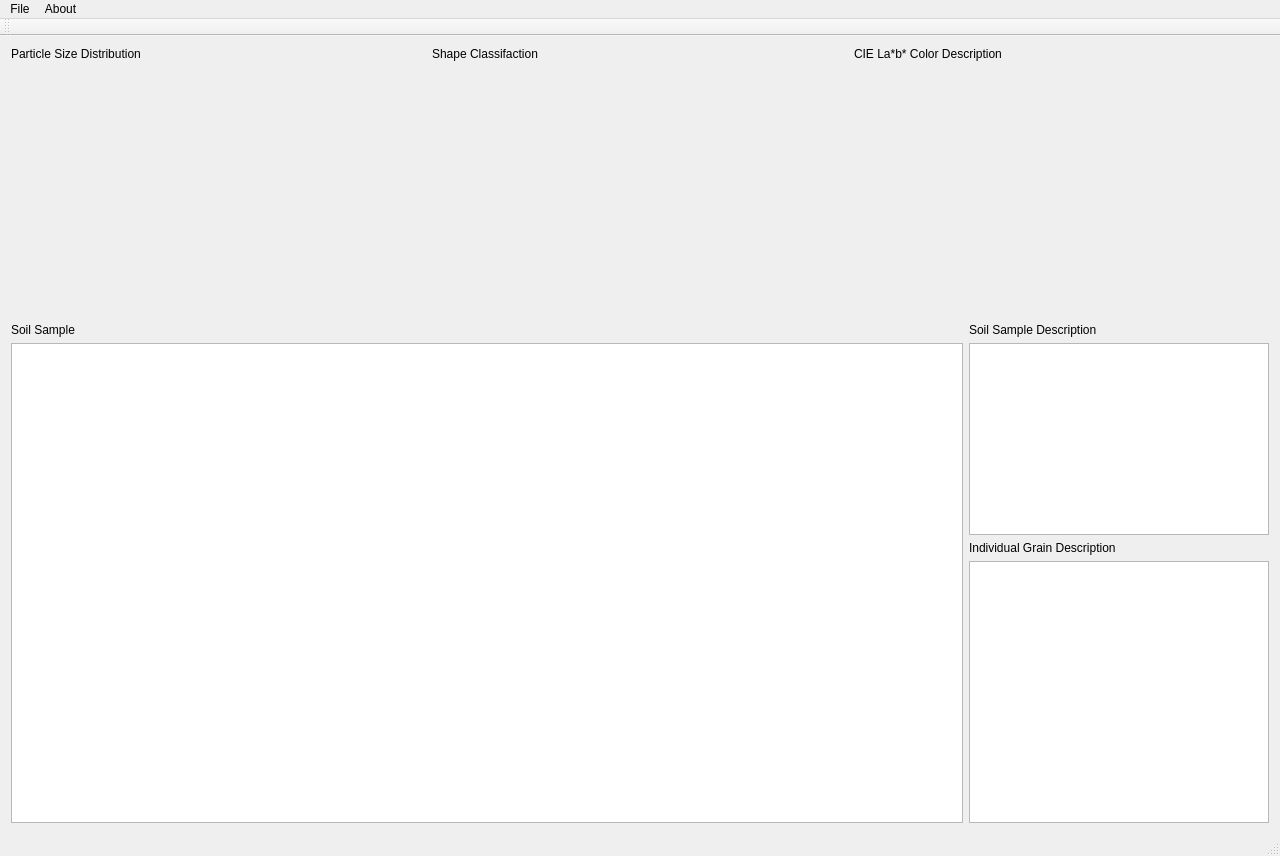
Before: the Qt Designer form src/VisionSoilAnalyzer/VSAGUI/vsagui.ui in jellespijker/VisionSoilAnalyzer, drawn with Qt 5.
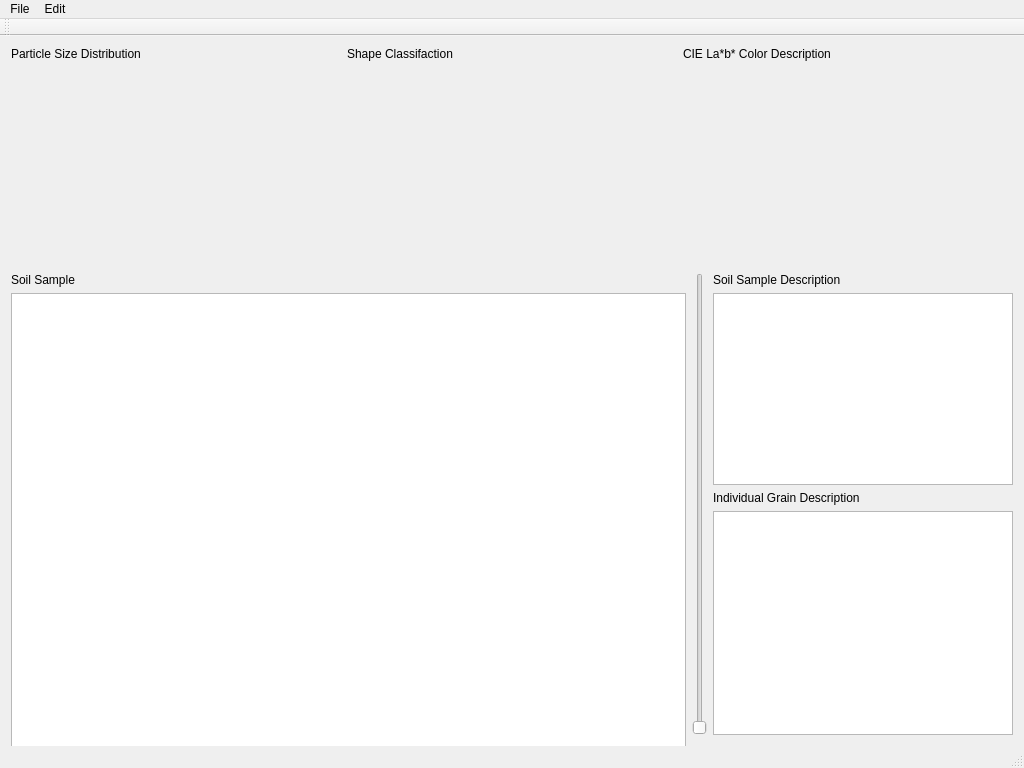
After: the same form once the commit is applied. Icons and pictures are not drawn. Custom widgets are drawn as their Qt base class.

Commit message: opencv 2 QT functions startup for RGB 	renamed:    src/VisionSoilAnalyzer/VSAGUI/Resources/IHClogo.png -> src/VisionSoilAnalyzer/VSAGUI/IHClogo.png 	deleted:    src/VisionSoilAnalyzer/VSAGUI/Resources/VSA.qrc 	new file:   src/VisionSoilAnalyzer/VSAGUI/SoilSample1.png 	new file:   src/VisionSoilAnalyzer/VSAGUI/VSA.qrc 	modified:   src/VisionSoilAnalyzer/VSAGUI/VSAGUI.pro 	new file:   src/VisionSoilAnalyzer/VSAGUI/opencvqt.h 	modified:   src/VisionSoilAnalyzer/VSAGUI/vsagui.cpp 	modified:   src/VisionSoilAnalyzer/VSAGUI/vsagui.h 	modified:   src/VisionSoilAnalyzer/VSAGUI/vsagui.ui

The edit to the form file:
```diff
--- a/src/VisionSoilAnalyzer/VSAGUI/vsagui.ui
+++ b/src/VisionSoilAnalyzer/VSAGUI/vsagui.ui
@@ -6,10 +6,16 @@
    <rect>
     <x>0</x>
     <y>0</y>
-    <width>1280</width>
-    <height>720</height>
+    <width>1024</width>
+    <height>768</height>
    </rect>
   </property>
+  <property name="minimumSize">
+   <size>
+    <width>1024</width>
+    <height>768</height>
+   </size>
+  </property>
   <property name="windowTitle">
    <string>Vision Soil Analyzer</string>
   </property>
@@ -30,28 +36,12 @@
           </property>
          </widget>
         </item>
-        <item>
-         <spacer name="verticalSpacer_3">
-          <property name="orientation">
-           <enum>Qt::Vertical</enum>
-          </property>
-          <property name="sizeType">
-           <enum>QSizePolicy::Minimum</enum>
-          </property>
-          <property name="sizeHint" stdset="0">
-           <size>
-            <width>10</width>
-            <height>10</height>
-           </size>
-          </property>
-         </spacer>
-        </item>
         <item>
          <widget class="QCustomPlot" name="plot_psd" native="true">
           <property name="minimumSize">
            <size>
-            <width>240</width>
-            <height>240</height>
+            <width>200</width>
+            <height>200</height>
            </size>
           </property>
          </widget>
@@ -67,28 +57,12 @@
           </property>
          </widget>
         </item>
-        <item>
-         <spacer name="verticalSpacer">
-          <property name="orientation">
-           <enum>Qt::Vertical</enum>
-          </property>
-          <property name="sizeType">
-           <enum>QSizePolicy::Minimum</enum>
-          </property>
-          <property name="sizeHint" stdset="0">
-           <size>
-            <width>20</width>
-            <height>10</height>
-           </size>
-          </property>
-         </spacer>
-        </item>
         <item>
          <widget class="QCustomPlot" name="plot_shape" native="true">
           <property name="minimumSize">
            <size>
-            <width>240</width>
-            <height>240</height>
+            <width>200</width>
+            <height>200</height>
            </size>
           </property>
          </widget>
@@ -104,28 +78,12 @@
           </property>
          </widget>
         </item>
-        <item>
-         <spacer name="verticalSpacer_2">
-          <property name="orientation">
-           <enum>Qt::Vertical</enum>
-          </property>
-          <property name="sizeType">
-           <enum>QSizePolicy::Minimum</enum>
-          </property>
-          <property name="sizeHint" stdset="0">
-           <size>
-            <width>10</width>
-            <height>10</height>
-           </size>
-          </property>
-         </spacer>
-        </item>
         <item>
          <widget class="QCustomPlot" name="plot_lab" native="true">
           <property name="minimumSize">
            <size>
-            <width>240</width>
-            <height>240</height>
+            <width>200</width>
+            <height>200</height>
            </size>
           </property>
          </widget>
@@ -159,6 +117,13 @@
           </item>
          </layout>
         </item>
+        <item>
+         <widget class="QSlider" name="verticalSlider">
+          <property name="orientation">
+           <enum>Qt::Vertical</enum>
+          </property>
+         </widget>
+        </item>
         <item>
          <layout class="QVBoxLayout" name="verticalLayout_6">
           <item>
@@ -179,7 +144,7 @@
             <property name="minimumSize">
              <size>
               <width>300</width>
-              <height>0</height>
+              <height>150</height>
              </size>
             </property>
            </widget>
@@ -202,7 +167,7 @@
             <property name="minimumSize">
              <size>
               <width>300</width>
-              <height>0</height>
+              <height>150</height>
              </size>
             </property>
            </widget>
@@ -220,7 +185,7 @@
     <rect>
      <x>0</x>
      <y>0</y>
-     <width>1280</width>
+     <width>1024</width>
      <height>25</height>
     </rect>
    </property>
@@ -236,7 +201,7 @@
    </widget>
    <widget class="QMenu" name="menuAbout">
     <property name="title">
-     <string>About</string>
+     <string>Edit</string>
     </property>
    </widget>
    <addaction name="menuFile"/>
```
Left out of the diff: 18 changed lines with no effect on the pictures. The commit also changes 8 other files.
